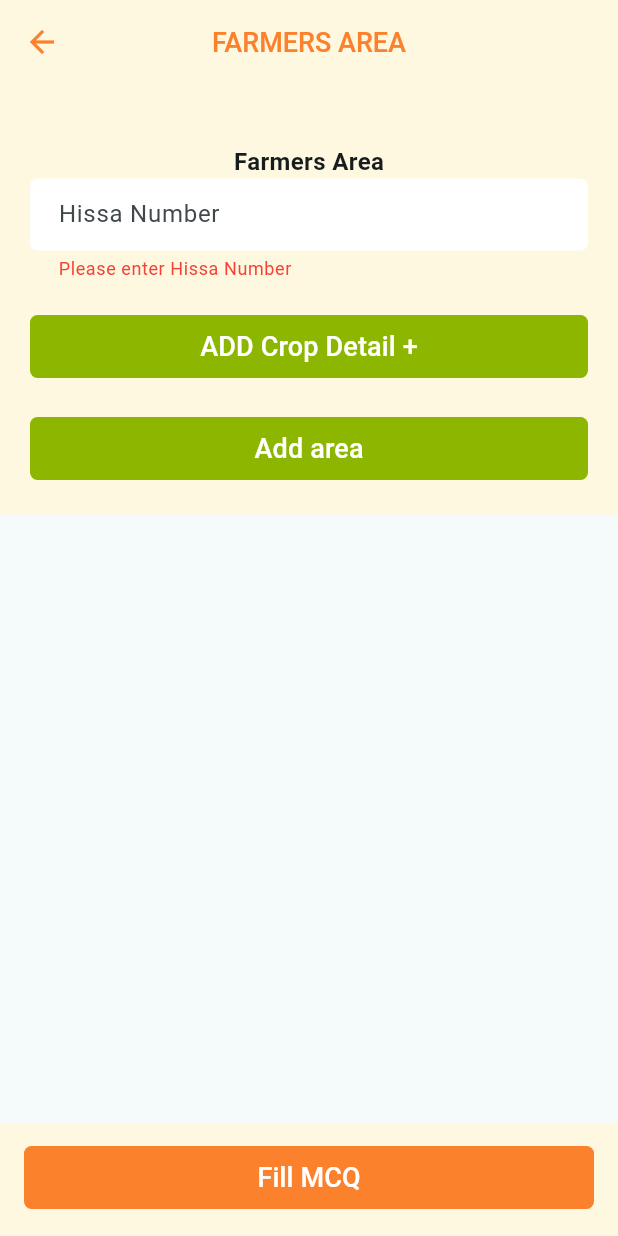
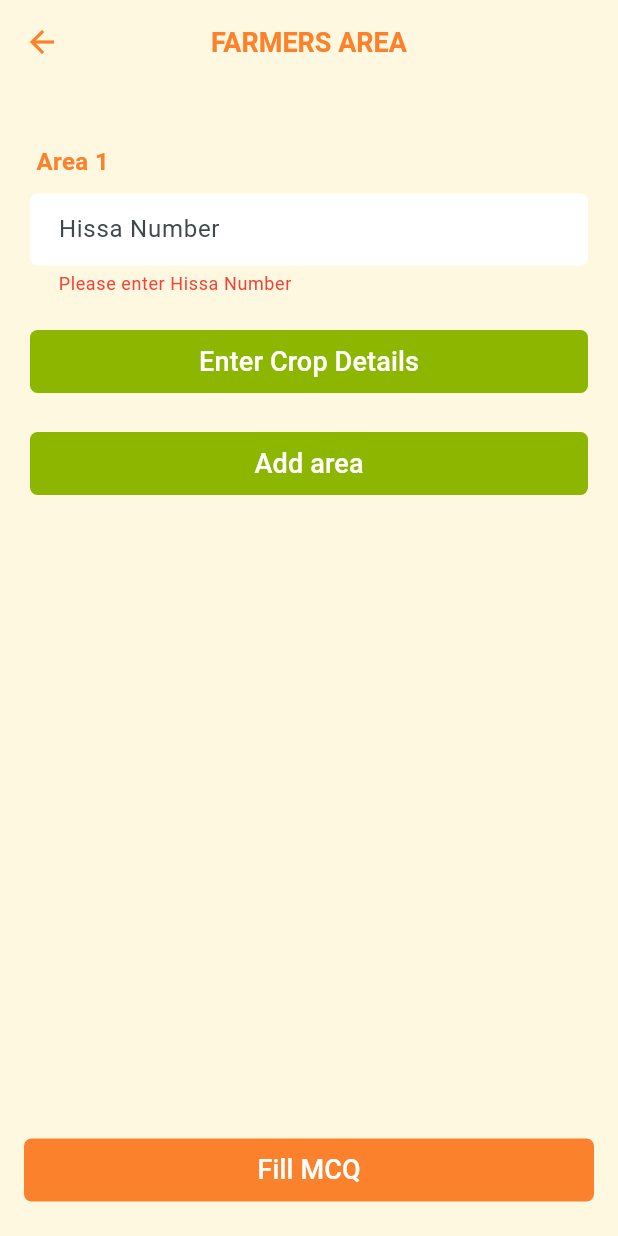
Before and after one commit to revanthraj28/GkVK, a Flutter app: the FarmerAreaPage screen opened directly with empty values, on a phone screen of 412 x 824 dp. Run offline on Flutter 3.47's test engine with Material 3 defaults, Android fonts, the light colour scheme and no system bars; our stand-ins replace cloud_firestore, firebase_auth, firebase_core, get, get_storage, sqflite; accounts and stored records are empty.

Commit message:
area changed

```diff
--- a/lib/views/Generate_id/farmersarea/area.dart
+++ b/lib/views/Generate_id/farmersarea/area.dart
@@ -14,6 +14,7 @@ class FarmerAreaPage extends StatefulWidget {
 
 class _FarmerAreaPageState extends State<FarmerAreaPage> {
   final List<Map<String, TextEditingController>> FarmerForm = [];
+  final Set<int> submittedHissaNumbers = {};
   final _formKey = GlobalKey<FormState>();
 
   @override
@@ -31,19 +32,57 @@ class _FarmerAreaPageState extends State<FarmerAreaPage> {
     print('New form added. Total forms: ${FarmerForm.length}');
   }
 
-  // Future<void> _submitData(BuildContext context) async {
-  //   final FarmersareaDb = FarmerareaDb();
-  //   Map<String, dynamic> data = {
-  //     "aadharId": widget.aadharId,
-  //     "hissaNumbers": FarmerForm.map((form) => int.tryParse(form['hissaNumber']?.text ?? '') ?? 0).toList(),
-  //   };
-
-  //   // Add your data submission logic here
-  // }
+  Future<bool> _onWillPop(BuildContext context) async {
+    return (await showDialog(
+      context: context,
+      builder: (context) => AlertDialog(
+        shape: RoundedRectangleBorder(
+          borderRadius: BorderRadius.circular(15.0),
+        ),
+        backgroundColor: const Color(0xFFFEF8E0),
+        title: const Text(
+          'Confirm Exit',
+          style: TextStyle(
+            color: Color(0xFFFB812C),
+            fontWeight: FontWeight.bold,
+          ),
+        ),
+        content: const Text(
+          'Do you want to return to the home page?',
+          style: TextStyle(
+            color: Colors.black,
+          ),
+        ),
+        actions: [
+          TextButton(
+            child: const Text(
+              'Cancel',
+              style: TextStyle(
+                color: Color(0xFFFB812C),
+              ),
+            ),
+            onPressed: () => Navigator.of(context).pop(false),
+          ),
+          TextButton(
+            child: const Text(
+              'OK',
+              style: TextStyle(
+                color: Color(0xFFFB812C),
+              ),
+            ),
+            onPressed: () => Navigator.of(context).pop(true),
+          ),
+        ],
+      ),
+    )) ?? false;
+  }
 
   @override
   Widget build(BuildContext context) {
-    return Scaffold(
+    return WillPopScope(
+      onWillPop: () => _onWillPop(context),
+      child: Scaffold(
+        backgroundColor: const Color(0xFFFEF8E0),
         appBar: AppBar(
           backgroundColor: const Color(0xFFFEF8E0),
           centerTitle: true,
@@ -52,7 +91,7 @@ class _FarmerAreaPageState extends State<FarmerAreaPage> {
             style: TextStyle(
               color: Color(0xFFFB812C),
               fontSize: 18,
-            fontWeight: FontWeight.w500,
+              fontWeight: FontWeight.bold,
             ),
           ),
           iconTheme: const IconThemeData(
@@ -69,13 +108,21 @@ class _FarmerAreaPageState extends State<FarmerAreaPage> {
                 child: Column(
                   children: [
                     const SizedBox(height: 20.0),
-                  const Text(
-                    'Farmers Area',
-                    style: TextStyle(fontSize: 16.0, fontWeight: FontWeight.bold),
+                    ...FarmerForm.asMap().entries.map((entry) {
+                      int index = entry.key;
+                      Map<String, TextEditingController> formEntry = entry.value;
+                      return Column(
+                        crossAxisAlignment: CrossAxisAlignment.start,
+                        children: [
+                          Text(
+                            ' Area ${index + 1}',
+                            style: TextStyle(
+                              fontSize: 16,
+                              fontWeight: FontWeight.bold,
+                              color: Color(0xFFFB812C),
                             ),
-                  ...FarmerForm.map((formEntry) {
-                    return Column(
-                      children: [
+                          ),
+                          const SizedBox(height: 10.0),
                           CustomTextFormField(
                             labelText: "Hissa Number",
                             controller: formEntry['hissaNumber']!,
@@ -92,10 +139,19 @@ class _FarmerAreaPageState extends State<FarmerAreaPage> {
                           ),
                           const SizedBox(height: 20.0),
                           CustomTextButton(
-                          text: "ADD Crop Detail +",
+                            text: "Enter Crop Details",
                             onPressed: () {
+                              if (_formKey.currentState?.validate() ?? false) {
                                 final hissaNumber = int.tryParse(formEntry['hissaNumber']?.text ?? '');
                                 if (hissaNumber != null) {
+                                  if (submittedHissaNumbers.contains(hissaNumber)) {
+                                    ScaffoldMessenger.of(context).showSnackBar(
+                                      SnackBar(
+                                        content: Text('This Hissa Number has already been submitted.'),
+                                      ),
+                                    );
+                                  } else {
+                                    submittedHissaNumbers.add(hissaNumber);
                                     Navigator.push(
                                       context,
                                       MaterialPageRoute(
@@ -106,8 +162,10 @@ class _FarmerAreaPageState extends State<FarmerAreaPage> {
                                       ),
                                     );
                                     print("Enter Another Crop Detail + button tapped");
+                                  }
                                 } else {
                                   print("Invalid Hissa Number");
+                                }
                               }
                             },
                           ),
@@ -126,7 +184,6 @@ class _FarmerAreaPageState extends State<FarmerAreaPage> {
           ),
         ),
         bottomNavigationBar: BottomAppBar(
-        height: 75,
           color: const Color(0xFFFEF8E0),
           child: Column(
             mainAxisSize: MainAxisSize.min,
@@ -148,6 +205,7 @@ class _FarmerAreaPageState extends State<FarmerAreaPage> {
             ],
           ),
         ),
+      ),
     );
   }
 }
```
Lines whose indentation alone changed are shown as unchanged.
